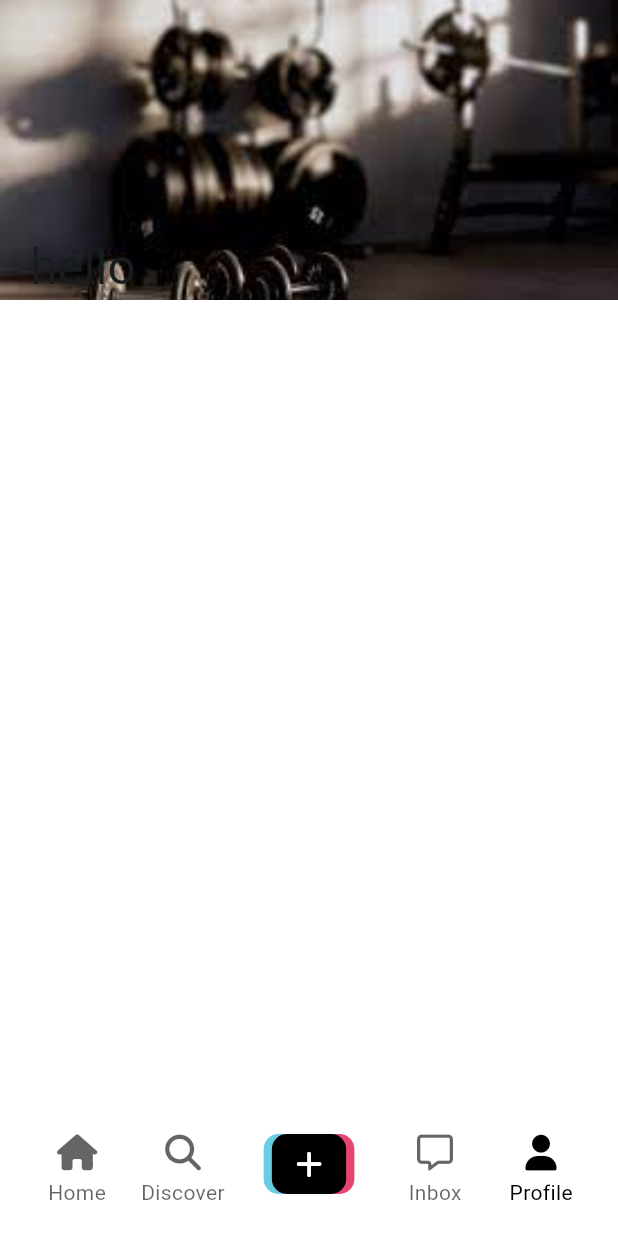
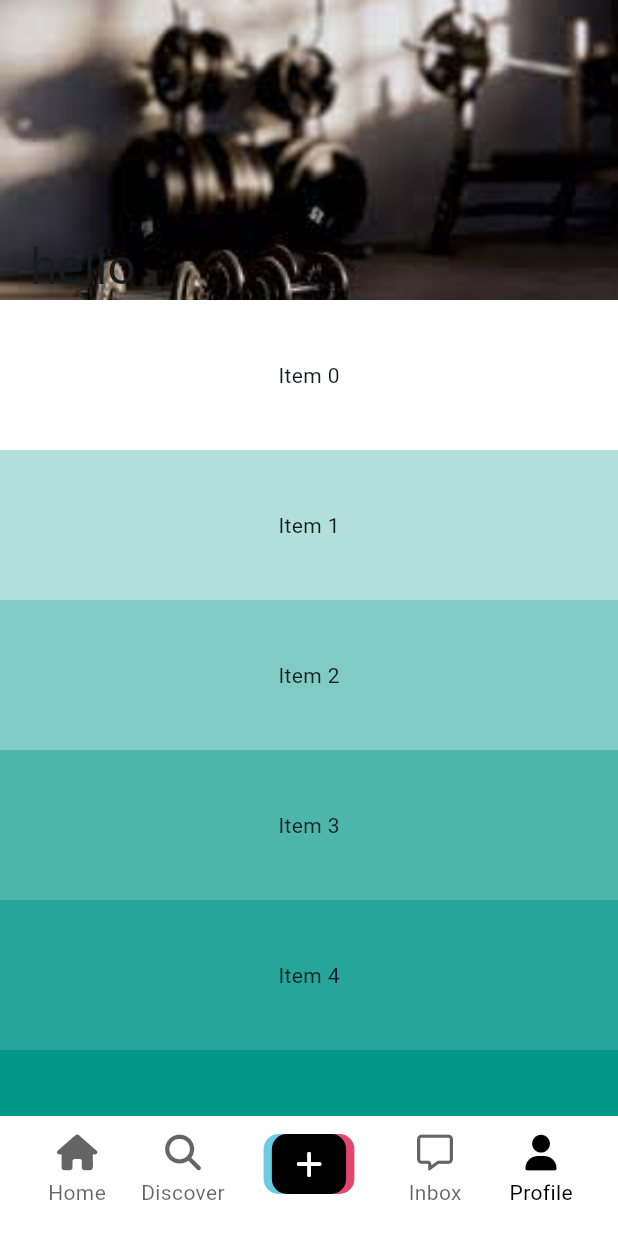
Before and after one commit to thekuhn37/flutter_tiktokclone, a Flutter app: the screen it shows after launch, on a phone screen of 412 x 824 dp. Run offline on Flutter 3.47's test engine with Material 3 defaults, Android fonts, the phone set to English and light mode, and no system bars; our stand-ins replace font_awesome_flutter, video_player, visibility_detector; missing offline and left inert: dart:ffi; network calls fail.

Commit message:
12.3 SliverGrid

```diff
--- a/lib/features/users/user_profile_screen.dart
+++ b/lib/features/users/user_profile_screen.dart
@@ -17,8 +17,9 @@ class _UserProfileScreenState extends State<UserProfileScreen> {
         SliverAppBar(
           floating: true,
           stretch: true,
+          // snap: true,
+          pinned: true,
           backgroundColor: Colors.teal,
-          pinned: true,
           collapsedHeight: 80,
           expandedHeight: 200,
           flexibleSpace: FlexibleSpaceBar(
@@ -38,6 +39,35 @@ class _UserProfileScreenState extends State<UserProfileScreen> {
             title: const Text('hello'),
           ),
         ),
+        SliverFixedExtentList(
+            delegate: SliverChildBuilderDelegate(
+              childCount: 50,
+              (context, index) => Container(
+                color: Colors.teal[100 * (index % 9)],
+                child: Align(
+                  alignment: Alignment.center,
+                  child: Text('Item $index'),
+                ),
+              ),
+            ),
+            itemExtent: 100),
+        SliverGrid(
+            delegate: SliverChildBuilderDelegate(
+              childCount: 50,
+              (context, index) => Container(
+                color: Colors.purple[100 * (index % 9)],
+                child: Align(
+                  alignment: Alignment.center,
+                  child: Text('Item $index'),
+                ),
+              ),
+            ),
+            gridDelegate: const SliverGridDelegateWithMaxCrossAxisExtent(
+              maxCrossAxisExtent: 100,
+              mainAxisSpacing: Sizes.size10,
+              crossAxisSpacing: Sizes.size20,
+              childAspectRatio: 1,
+            ))
       ],
     );
   }
```
